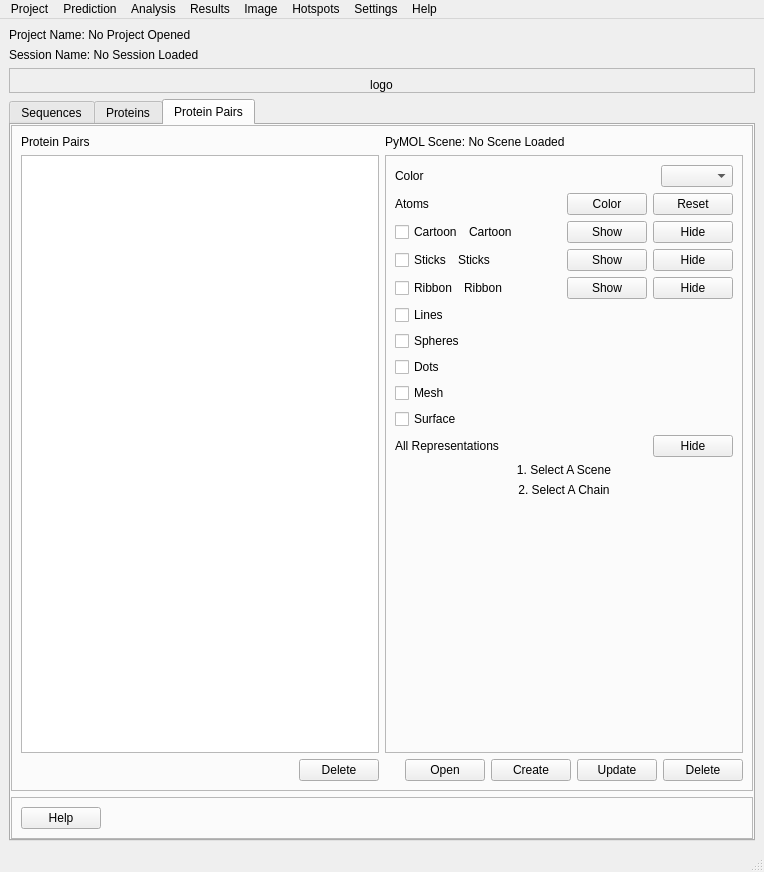
First picture: the form in pyssa/gui/ui/forms/main_view.ui, repository urban233/PySSA, before the edit.
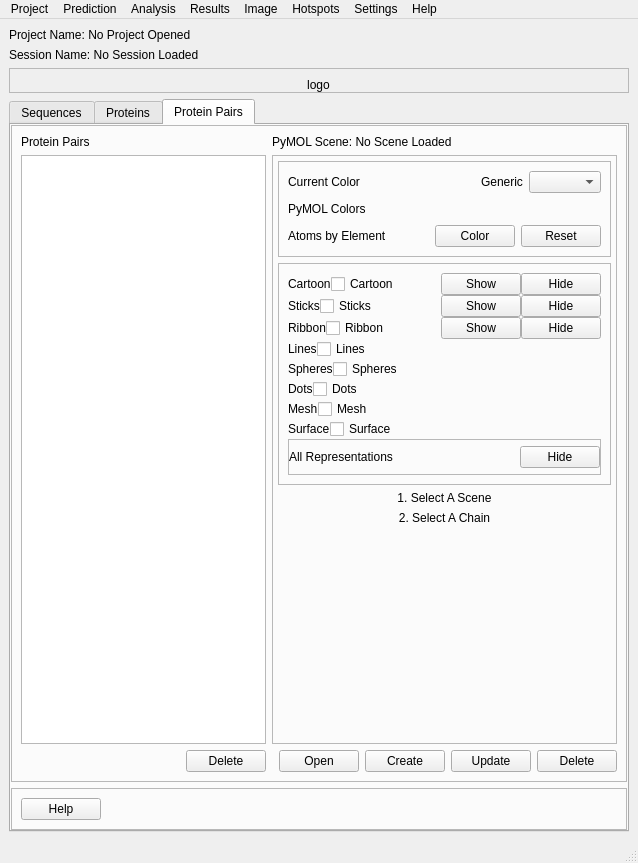
Second picture: the form after the edit. The open tabs and pages were chosen to show the change.

```diff
--- a/pyssa/gui/ui/forms/main_view.ui
+++ b/pyssa/gui/ui/forms/main_view.ui
@@ -6,8 +6,8 @@
    <rect>
     <x>0</x>
     <y>0</y>
-    <width>730</width>
-    <height>872</height>
+    <width>625</width>
+    <height>863</height>
    </rect>
   </property>
   <property name="windowTitle">
@@ -419,13 +419,6 @@
                        </property>
                       </widget>
                      </item>
-                     <item>
-                      <widget class="QCheckBox" name="cb_protein_atoms">
-                       <property name="text">
-                        <string>Color Atoms by Element</string>
-                       </property>
-                      </widget>
-                     </item>
                      <item>
                       <spacer name="horizontalSpacer_18">
                        <property name="orientation">
@@ -1010,6 +1003,12 @@
             <layout class="QVBoxLayout" name="pymol_scene_protein_pair">
              <item>
               <widget class="QLabel" name="lbl_pymol_protein_pair_scene">
+               <property name="maximumSize">
+                <size>
+                 <width>16777215</width>
+                 <height>15</height>
+                </size>
+               </property>
                <property name="text">
                 <string>PyMOL Scene: No Scene Loaded</string>
                </property>
@@ -1026,13 +1025,34 @@
                <property name="frameShadow">
                 <enum>QFrame::Raised</enum>
                </property>
+               <layout class="QVBoxLayout" name="verticalLayout_19">
+                <property name="leftMargin">
+                 <number>5</number>
+                </property>
+                <property name="topMargin">
+                 <number>5</number>
+                </property>
+                <property name="rightMargin">
+                 <number>5</number>
+                </property>
+                <property name="bottomMargin">
+                 <number>5</number>
+                </property>
+                <item>
+                 <widget class="QFrame" name="frame_protein_pair_color">
+                  <property name="frameShape">
+                   <enum>QFrame::StyledPanel</enum>
+                  </property>
+                  <property name="frameShadow">
+                   <enum>QFrame::Raised</enum>
+                  </property>
                <layout class="QVBoxLayout" name="verticalLayout_10">
                 <item>
                  <layout class="QHBoxLayout" name="horizontalLayout_21">
                   <item>
                    <widget class="QLabel" name="lbl_protein_pair_color">
                     <property name="text">
-                     <string>Color</string>
+                        <string>Current Color</string>
                     </property>
                    </widget>
                   </item>
@@ -1049,17 +1069,48 @@
                     </property>
                    </spacer>
                   </item>
+                     <item>
+                      <widget class="QLabel" name="lbl_protein_pair_current_color">
+                       <property name="text">
+                        <string>Generic</string>
+                       </property>
+                      </widget>
+                     </item>
                   <item>
                    <widget class="QComboBox" name="box_protein_pair_color"/>
                   </item>
                  </layout>
                 </item>
+                   <item>
+                    <layout class="QHBoxLayout" name="horizontalLayout_18">
+                     <item>
+                      <widget class="QLabel" name="lbl_protein_pair_pymol_colors">
+                       <property name="text">
+                        <string>PyMOL Colors</string>
+                       </property>
+                      </widget>
+                     </item>
+                     <item>
+                      <spacer name="horizontalSpacer_14">
+                       <property name="orientation">
+                        <enum>Qt::Horizontal</enum>
+                       </property>
+                       <property name="sizeHint" stdset="0">
+                        <size>
+                         <width>40</width>
+                         <height>20</height>
+                        </size>
+                       </property>
+                      </spacer>
+                     </item>
+                    </layout>
+                   </item>
                 <item>
                  <layout class="QHBoxLayout" name="horizontalLayout_27">
                   <item>
                    <widget class="QLabel" name="lbl_protein_pair_atoms">
                     <property name="text">
-                     <string>Atoms</string>
+                        <string>Atoms by Element</string>
                     </property>
                    </widget>
                   </item>
@@ -1092,15 +1143,23 @@
                   </item>
                  </layout>
                 </item>
+                  </layout>
+                 </widget>
+                </item>
+                <item>
+                 <widget class="QFrame" name="frame_protein_pair_repr">
+                  <property name="frameShape">
+                   <enum>QFrame::StyledPanel</enum>
+                  </property>
+                  <property name="frameShadow">
+                   <enum>QFrame::Raised</enum>
+                  </property>
+                  <layout class="QVBoxLayout" name="verticalLayout_18">
+                   <property name="spacing">
+                    <number>0</number>
+                   </property>
                 <item>
                  <layout class="QHBoxLayout" name="horizontalLayout_37">
-                  <item>
-                   <widget class="QCheckBox" name="cb_protein_pair_cartoon">
-                    <property name="text">
-                     <string>Cartoon</string>
-                    </property>
-                   </widget>
-                  </item>
                   <item>
                    <widget class="QLabel" name="lbl_protein_pair_cartoon">
                     <property name="text">
@@ -1108,6 +1167,13 @@
                     </property>
                    </widget>
                   </item>
+                     <item>
+                      <widget class="QCheckBox" name="cb_protein_pair_cartoon">
+                       <property name="text">
+                        <string>Cartoon</string>
+                       </property>
+                      </widget>
+                     </item>
                   <item>
                    <spacer name="horizontalSpacer_30">
                     <property name="orientation">
@@ -1139,13 +1205,6 @@
                 </item>
                 <item>
                  <layout class="QHBoxLayout" name="horizontalLayout_36">
-                  <item>
-                   <widget class="QCheckBox" name="cb_protein_pair_sticks">
-                    <property name="text">
-                     <string>Sticks</string>
-                    </property>
-                   </widget>
-                  </item>
                   <item>
                    <widget class="QLabel" name="lbl_protein_pair_sticks">
                     <property name="text">
@@ -1153,6 +1212,13 @@
                     </property>
                    </widget>
                   </item>
+                     <item>
+                      <widget class="QCheckBox" name="cb_protein_pair_sticks">
+                       <property name="text">
+                        <string>Sticks</string>
+                       </property>
+                      </widget>
+                     </item>
                   <item>
                    <spacer name="horizontalSpacer_29">
                     <property name="orientation">
@@ -1184,13 +1250,6 @@
                 </item>
                 <item>
                  <layout class="QHBoxLayout" name="horizontalLayout_35">
-                  <item>
-                   <widget class="QCheckBox" name="cb_protein_pair_ribbon">
-                    <property name="text">
-                     <string>Ribbon</string>
-                    </property>
-                   </widget>
-                  </item>
                   <item>
                    <widget class="QLabel" name="lbl_protein_pair_ribbon">
                     <property name="text">
@@ -1198,6 +1257,13 @@
                     </property>
                    </widget>
                   </item>
+                     <item>
+                      <widget class="QCheckBox" name="cb_protein_pair_ribbon">
+                       <property name="text">
+                        <string>Ribbon</string>
+                       </property>
+                      </widget>
+                     </item>
                   <item>
                    <spacer name="horizontalSpacer_28">
                     <property name="orientation">
@@ -1229,6 +1295,13 @@
                 </item>
                 <item>
                  <layout class="QHBoxLayout" name="horizontalLayout_40">
+                     <item>
+                      <widget class="QLabel" name="lbl_protein_pair_lines">
+                       <property name="text">
+                        <string>Lines</string>
+                       </property>
+                      </widget>
+                     </item>
                   <item>
                    <widget class="QCheckBox" name="cb_protein_pair_lines">
                     <property name="text">
@@ -1253,6 +1326,13 @@
                 </item>
                 <item>
                  <layout class="QHBoxLayout" name="horizontalLayout_41">
+                     <item>
+                      <widget class="QLabel" name="lbl_protein_pair_spheres">
+                       <property name="text">
+                        <string>Spheres</string>
+                       </property>
+                      </widget>
+                     </item>
                   <item>
                    <widget class="QCheckBox" name="cb_protein_pair_spheres">
                     <property name="text">
@@ -1277,6 +1357,13 @@
                 </item>
                 <item>
                  <layout class="QHBoxLayout" name="horizontalLayout_38">
+                     <item>
+                      <widget class="QLabel" name="lbl_protein_pair_dots">
+                       <property name="text">
+                        <string>Dots</string>
+                       </property>
+                      </widget>
+                     </item>
                   <item>
                    <widget class="QCheckBox" name="cb_protein_pair_dots">
                     <property name="text">
@@ -1301,6 +1388,13 @@
                 </item>
                 <item>
                  <layout class="QHBoxLayout" name="horizontalLayout_34">
+                     <item>
+                      <widget class="QLabel" name="lbl_protein_pair_mesh">
+                       <property name="text">
+                        <string>Mesh</string>
+                       </property>
+                      </widget>
+                     </item>
                   <item>
                    <widget class="QCheckBox" name="cb_protein_pair_mesh">
                     <property name="text">
@@ -1325,6 +1419,13 @@
                 </item>
                 <item>
                  <layout class="QHBoxLayout" name="horizontalLayout_33">
+                     <item>
+                      <widget class="QLabel" name="lbl_protein_pair_surface">
+                       <property name="text">
+                        <string>Surface</string>
+                       </property>
+                      </widget>
+                     </item>
                   <item>
                    <widget class="QCheckBox" name="cb_protein_pair_surface">
                     <property name="text">
@@ -1348,6 +1449,30 @@
                  </layout>
                 </item>
                 <item>
+                    <widget class="QFrame" name="frame_5">
+                     <property name="frameShape">
+                      <enum>QFrame::StyledPanel</enum>
+                     </property>
+                     <property name="frameShadow">
+                      <enum>QFrame::Raised</enum>
+                     </property>
+                     <layout class="QVBoxLayout" name="verticalLayout_17">
+                      <property name="spacing">
+                       <number>0</number>
+                      </property>
+                      <property name="leftMargin">
+                       <number>0</number>
+                      </property>
+                      <property name="topMargin">
+                       <number>6</number>
+                      </property>
+                      <property name="rightMargin">
+                       <number>0</number>
+                      </property>
+                      <property name="bottomMargin">
+                       <number>6</number>
+                      </property>
+                      <item>
                  <layout class="QHBoxLayout" name="horizontalLayout_26">
                   <item>
                    <widget class="QLabel" name="lbl_protein_pair_all_representations">
@@ -1378,6 +1503,12 @@
                   </item>
                  </layout>
                 </item>
+                     </layout>
+                    </widget>
+                   </item>
+                  </layout>
+                 </widget>
+                </item>
                 <item>
                  <widget class="QLabel" name="lbl_info_protein_pair">
                   <property name="text">
@@ -1511,7 +1642,7 @@
     <rect>
      <x>0</x>
      <y>0</y>
-     <width>730</width>
+     <width>625</width>
      <height>21</height>
     </rect>
    </property>
```
Lines whose indentation alone changed are shown as unchanged.
